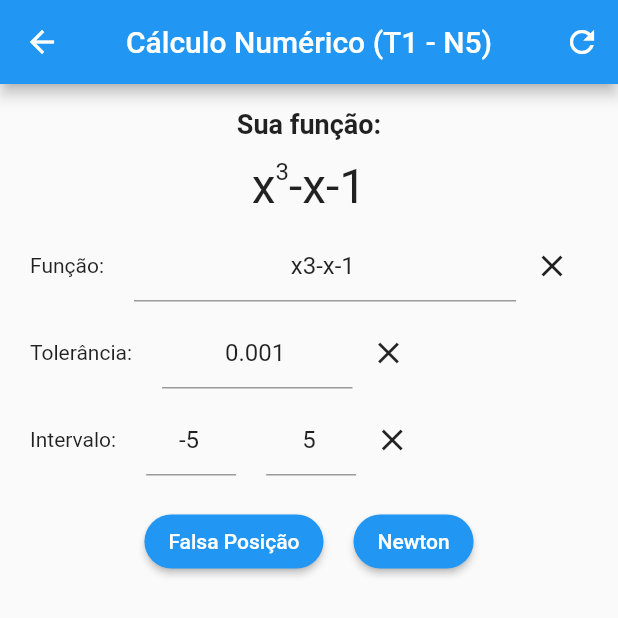
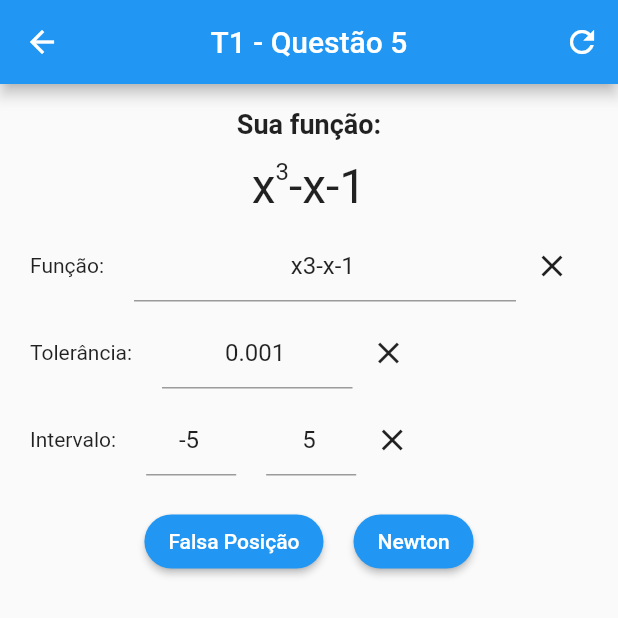
Before and after one commit to RaphaelRat/calculo-numerico, a Flutter app: the Trabalho1 screen opened by its route, on a phone screen of 412 x 824 dp, the top half of it. Run offline on Flutter 3.47's test engine with Material 2 defaults, Android fonts, the phone set to English and light mode, and no system bars; our stand-ins replace get.

Commit message:
change pages tittles

```diff
--- a/lib/pages/trabalho_1.dart
+++ b/lib/pages/trabalho_1.dart
@@ -44,7 +44,7 @@ class _Trabalho1State extends State<Trabalho1> {
     return Scaffold(
       appBar: AppBar(
         // backgroundColor: Colors.green[600],
-        title: const Text('Cálculo Numérico (T1 - N5)'),
+        title: const Text('T1 - Questão 5'),
         centerTitle: true,
         actions: [
           IconButton(
--- a/lib/pages/trabalho_2.dart
+++ b/lib/pages/trabalho_2.dart
@@ -5,6 +5,8 @@ class Trabalho2 extends StatelessWidget {
 
   @override
   Widget build(BuildContext context) {
-    return Container();
+    return Scaffold(
+      appBar: AppBar(title: const Text('T2 - Questão 4'), centerTitle: true),
+    );
   }
 }
```
